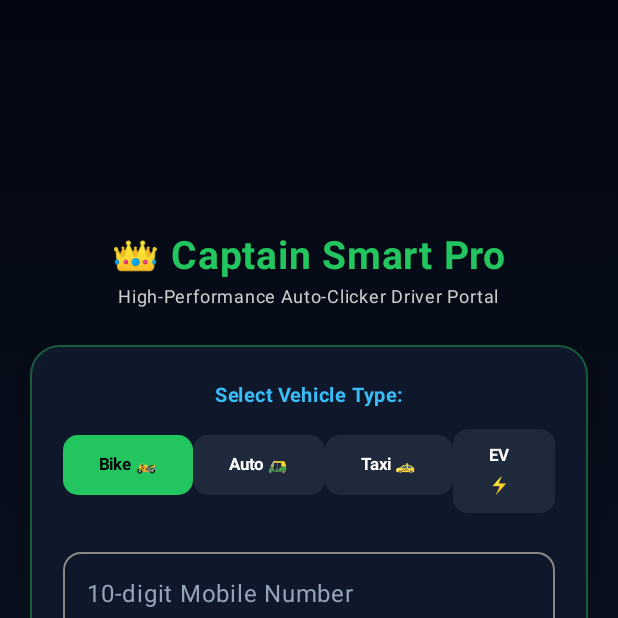
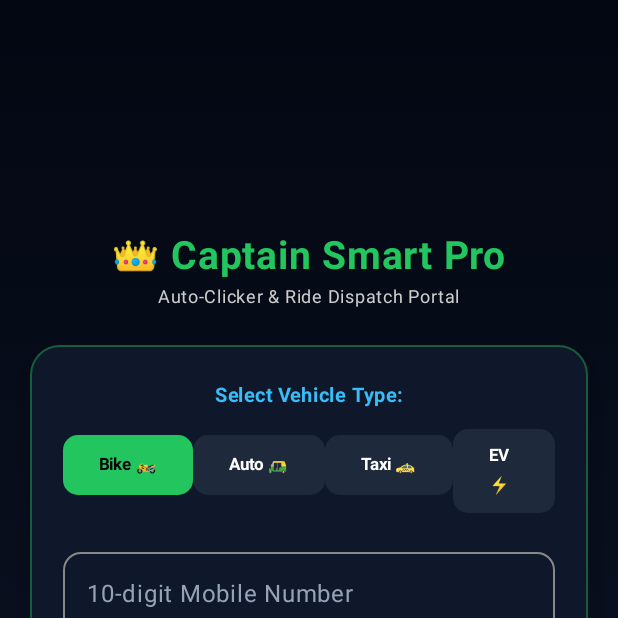
Before and after one commit to babatukeot12-oss/RiderSpecial, an Android app built with Jetpack Compose: the screen it shows after launch (MainActivity), on a phone screen of 412 x 824 dp, the top half of it. Run offline under Robolectric (Android 15) with nearby library versions, the phone set to English and light mode, and no system bars; our stand-ins replace Firebase (no records; nobody signed in at launch, a user with empty details on screens opened directly).

Commit message:
Update text labels and splash delay in MainActivity

```diff
--- a/app/src/main/java/com/riderspecial/app/MainActivity.kt
+++ b/app/src/main/java/com/riderspecial/app/MainActivity.kt
@@ -76,7 +76,7 @@ fun CaptainSmartApp() {
     var isAdmin by remember { mutableStateOf(prefs.getBoolean("admin", false)) }
 
     LaunchedEffect(Unit) {
-        delay(1400)
+        delay(1200)
         showSplash = false
     }
 
@@ -99,7 +99,7 @@ fun CaptainSmartApp() {
                 Spacer(Modifier.height(20.dp))
                 Text("CAPTAIN SMART PRO", color = Color(0xFF22C55E), fontSize = 28.sp, fontWeight = FontWeight.Black, letterSpacing = 2.sp)
                 Spacer(Modifier.height(6.dp))
-                Text("Dibrugarh's Ultimate Lighting Fleet Hub", color = Color(0xFF38BDF8), fontSize = 13.sp, fontWeight = FontWeight.SemiBold)
+                Text("Dibrugarh Auto-Clicker & Fleet Hub", color = Color(0xFF38BDF8), fontSize = 13.sp, fontWeight = FontWeight.SemiBold)
             }
         }
     } else if (loggedInPhone.isEmpty()) {
@@ -135,7 +135,7 @@ fun LoginScreen(prefs: android.content.SharedPreferences, db: FirebaseFirestore,
     ) {
         item {
             Text("👑 Captain Smart Pro", color = Color(0xFF22C55E), fontSize = 26.sp, fontWeight = FontWeight.Bold)
-            Text("High-Performance Auto-Clicker Driver Portal", color = Color.LightGray, fontSize = 12.sp)
+            Text("Auto-Clicker & Ride Dispatch Portal", color = Color.LightGray, fontSize = 12.sp)
             Spacer(Modifier.height(20.dp))
             Card(
                 modifier = Modifier.fillMaxWidth().border(BorderStroke(1.dp, Color(0xFF22C55E).copy(alpha = 0.4f)), RoundedCornerShape(20.dp)),
@@ -277,7 +277,7 @@ fun RiderDashboard(phone: String, db: FirebaseFirestore, rtdb: DatabaseReference
         },
         bottomBar = {
             NavigationBar(containerColor = Color(0xFF0F172A)) {
-                NavigationBarItem(selected = tab == 0, onClick = { tab == 0 }, label = { Text("🎯 Bidding", color = Color.White, fontWeight = FontWeight.Bold) }, icon = {})
+                NavigationBarItem(selected = tab == 0, onClick = { tab == 0 }, label = { Text("🎯 Auto-Clicker", color = Color.White, fontWeight = FontWeight.Bold) }, icon = {})
                 NavigationBarItem(selected = tab == 1, onClick = { tab == 1 }, label = { Text("💳 ₹49 Plan", color = Color.White, fontWeight = FontWeight.Bold) }, icon = {})
                 NavigationBarItem(selected = tab == 2, onClick = { tab == 2 }, label = { Text("💬 Support", color = Color.White, fontWeight = FontWeight.Bold) }, icon = {})
             }
@@ -296,8 +296,8 @@ fun RiderDashboard(phone: String, db: FirebaseFirestore, rtdb: DatabaseReference
                                     Text("🟢", fontSize = 18.sp)
                                     Spacer(Modifier.width(10.dp))
                                     Column {
-                                        Text("Status: Online & Ready", fontWeight = FontWeight.Bold, color = Color.Black, fontSize = 14.sp)
-                                        Text("Nearest Dispatch & 0.00s Auto-Accept Active", fontSize = 11.sp, color = Color.DarkGray)
+                                        Text("Auto-Clicker Status: Online & Active", fontWeight = FontWeight.Bold, color = Color.Black, fontSize = 14.sp)
+                                        Text("0.00s Ride Acceptance Engine Running", fontSize = 11.sp, color = Color.DarkGray)
                                     }
                                 }
                             }
```
